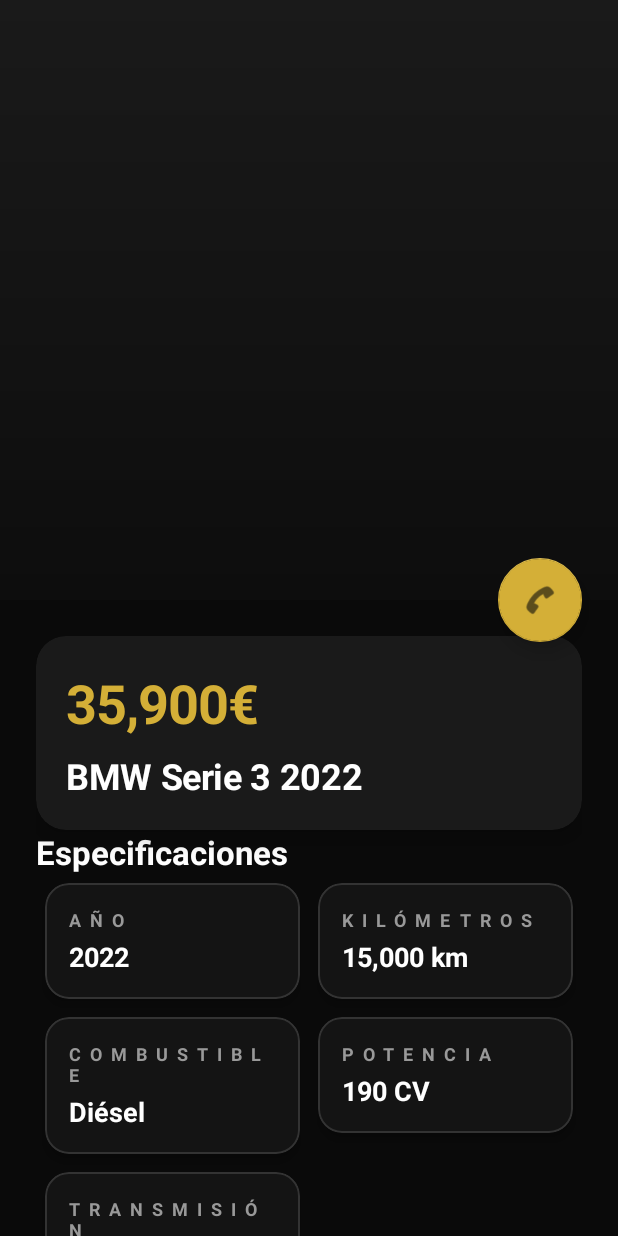
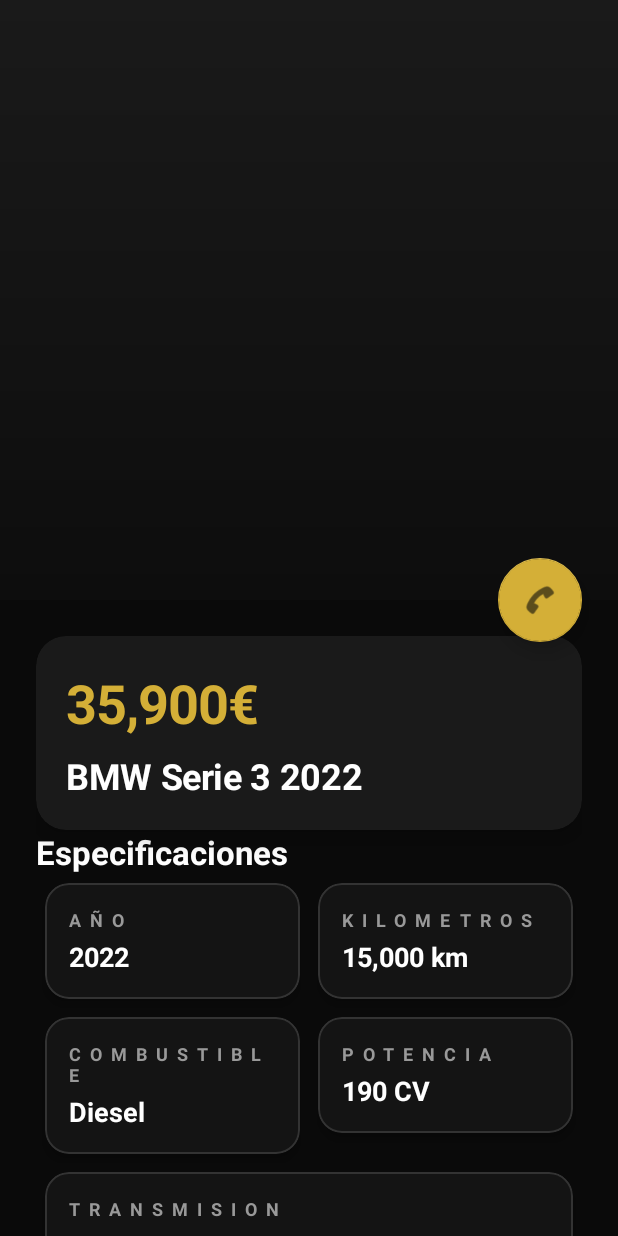
Before and after one commit to aalvaroo17/tfg-dangoauto, an Android app: the CarDetailActivity screen opened directly, with no data from a screen before it, on a phone screen of 412 x 824 dp. Run offline under Robolectric (Android 15) with nearby library versions, the phone set to English and light mode, and no system bars; pictures from the network do not load.

```diff
--- a/android-app/app/src/main/res/layout/activity_car_detail.xml
+++ b/android-app/app/src/main/res/layout/activity_car_detail.xml
@@ -107,12 +107,12 @@
 
             </com.google.android.material.card.MaterialCardView>
 
-            <!-- Especificaciones en Grid -->
+            <!-- Título de especificaciones -->
             <TextView
                 android:id="@+id/textViewSpecsTitle"
                 android:layout_width="wrap_content"
                 android:layout_height="wrap_content"
-                android:text="@string/especificaciones"
+                android:text="Especificaciones"
                 android:textSize="22sp"
                 android:textStyle="bold"
                 android:textColor="@color/text_primary"
@@ -120,25 +120,29 @@
                 app:layout_constraintTop_toBottomOf="@+id/cardPrice"
                 app:layout_constraintStart_toStartOf="parent" />
 
-            <androidx.gridlayout.widget.GridLayout
-                android:id="@+id/gridSpecs"
+            <!-- Especificaciones en dos columnas usando LinearLayout -->
+            <LinearLayout
+                android:id="@+id/layoutSpecs"
                 android:layout_width="0dp"
                 android:layout_height="wrap_content"
-                android:columnCount="2"
-                android:rowCount="3"
-                android:alignmentMode="alignMargins"
-                android:columnOrderPreserved="false"
-                android:useDefaultMargins="false"
+                android:orientation="vertical"
                 android:layout_marginBottom="24dp"
                 app:layout_constraintTop_toBottomOf="@+id/textViewSpecsTitle"
                 app:layout_constraintStart_toStartOf="parent"
                 app:layout_constraintEnd_toEndOf="parent">
 
+                <!-- Primera fila: Año y Kilómetros -->
+                <LinearLayout
+                    android:layout_width="match_parent"
+                    android:layout_height="wrap_content"
+                    android:orientation="horizontal"
+                    android:weightSum="2">
+
                     <!-- Año -->
                     <com.google.android.material.card.MaterialCardView
                         android:layout_width="0dp"
                         android:layout_height="wrap_content"
-                    android:layout_columnWeight="1"
+                        android:layout_weight="1"
                         android:layout_margin="6dp"
                         app:cardCornerRadius="16dp"
                         app:cardElevation="4dp"
@@ -180,7 +184,7 @@
                     <com.google.android.material.card.MaterialCardView
                         android:layout_width="0dp"
                         android:layout_height="wrap_content"
-                    android:layout_columnWeight="1"
+                        android:layout_weight="1"
                         android:layout_margin="6dp"
                         app:cardCornerRadius="16dp"
                         app:cardElevation="4dp"
@@ -197,7 +201,7 @@
                             <TextView
                                 android:layout_width="wrap_content"
                                 android:layout_height="wrap_content"
-                            android:text="Kilómetros"
+                                android:text="Kilometros"
                                 android:textSize="12sp"
                                 android:textColor="@color/text_hint"
                                 android:textStyle="bold"
@@ -218,11 +222,20 @@
 
                     </com.google.android.material.card.MaterialCardView>
 
+                </LinearLayout>
+
+                <!-- Segunda fila: Combustible y Potencia -->
+                <LinearLayout
+                    android:layout_width="match_parent"
+                    android:layout_height="wrap_content"
+                    android:orientation="horizontal"
+                    android:weightSum="2">
+
                     <!-- Combustible -->
                     <com.google.android.material.card.MaterialCardView
                         android:layout_width="0dp"
                         android:layout_height="wrap_content"
-                    android:layout_columnWeight="1"
+                        android:layout_weight="1"
                         android:layout_margin="6dp"
                         app:cardCornerRadius="16dp"
                         app:cardElevation="4dp"
@@ -250,7 +263,7 @@
                                 android:id="@+id/textViewFuel"
                                 android:layout_width="wrap_content"
                                 android:layout_height="wrap_content"
-                            android:text="Diésel"
+                                android:text="Diesel"
                                 android:textSize="18sp"
                                 android:textStyle="bold"
                                 android:textColor="@color/text_primary"
@@ -264,7 +277,7 @@
                     <com.google.android.material.card.MaterialCardView
                         android:layout_width="0dp"
                         android:layout_height="wrap_content"
-                    android:layout_columnWeight="1"
+                        android:layout_weight="1"
                         android:layout_margin="6dp"
                         app:cardCornerRadius="16dp"
                         app:cardElevation="4dp"
@@ -302,11 +315,19 @@
 
                     </com.google.android.material.card.MaterialCardView>
 
-                <!-- Transmisión -->
+                </LinearLayout>
+
+                <!-- Tercera fila: Transmisión (centrado) -->
+                <LinearLayout
+                    android:layout_width="match_parent"
+                    android:layout_height="wrap_content"
+                    android:orientation="horizontal"
+                    android:gravity="center">
+
                     <com.google.android.material.card.MaterialCardView
                         android:layout_width="0dp"
                         android:layout_height="wrap_content"
-                    android:layout_columnWeight="1"
+                        android:layout_weight="1"
                         android:layout_margin="6dp"
                         app:cardCornerRadius="16dp"
                         app:cardElevation="4dp"
@@ -323,7 +344,7 @@
                             <TextView
                                 android:layout_width="wrap_content"
                                 android:layout_height="wrap_content"
-                            android:text="Transmisión"
+                                android:text="Transmision"
                                 android:textSize="12sp"
                                 android:textColor="@color/text_hint"
                                 android:textStyle="bold"
@@ -334,7 +355,7 @@
                                 android:id="@+id/textViewTransmission"
                                 android:layout_width="wrap_content"
                                 android:layout_height="wrap_content"
-                            android:text="Automático"
+                                android:text="Automatico"
                                 android:textSize="18sp"
                                 android:textStyle="bold"
                                 android:textColor="@color/text_primary"
@@ -344,19 +365,21 @@
 
                     </com.google.android.material.card.MaterialCardView>
 
-            </androidx.gridlayout.widget.GridLayout>
+                </LinearLayout>
+
+            </LinearLayout>
 
             <!-- Descripción -->
             <TextView
                 android:id="@+id/textViewDescriptionTitle"
                 android:layout_width="wrap_content"
                 android:layout_height="wrap_content"
-                android:text="Descripción"
+                android:text="Descripcion"
                 android:textSize="22sp"
                 android:textStyle="bold"
                 android:textColor="@color/text_primary"
                 android:layout_marginBottom="16dp"
-                app:layout_constraintTop_toBottomOf="@+id/gridSpecs"
+                app:layout_constraintTop_toBottomOf="@+id/layoutSpecs"
                 app:layout_constraintStart_toStartOf="parent" />
 
             <com.google.android.material.card.MaterialCardView
@@ -376,7 +399,7 @@
                     android:id="@+id/textViewDescription"
                     android:layout_width="match_parent"
                     android:layout_height="wrap_content"
-                    android:text="Sedán premium con excelente rendimiento y tecnología avanzada."
+                    android:text="Sedan premium con excelente rendimiento y tecnologia avanzada."
                     android:textSize="16sp"
                     android:textColor="@color/text_secondary"
                     android:lineSpacingExtra="6dp"
@@ -389,7 +412,7 @@
                 android:id="@+id/textViewFeaturesTitle"
                 android:layout_width="wrap_content"
                 android:layout_height="wrap_content"
-                android:text="@string/caracteristicas"
+                android:text="Caracteristicas"
                 android:textSize="22sp"
                 android:textStyle="bold"
                 android:textColor="@color/text_primary"
@@ -411,23 +434,15 @@
                 app:layout_constraintEnd_toEndOf="parent"
                 app:layout_constraintBottom_toBottomOf="parent">
 
-                <LinearLayout
-                    android:id="@+id/linearLayoutFeatures"
-                    android:layout_width="match_parent"
-                    android:layout_height="wrap_content"
-                    android:orientation="vertical"
-                    android:padding="20dp">
-
                 <TextView
                     android:id="@+id/textViewFeatures"
                     android:layout_width="match_parent"
                     android:layout_height="wrap_content"
-                        android:text="• GPS\n• Asientos de cuero\n• Climatizador automático"
+                    android:text="GPS\nAsientos de cuero\nClimatizador automatico"
                     android:textSize="16sp"
                     android:textColor="@color/text_secondary"
-                        android:lineSpacingExtra="8dp" />
-
-                </LinearLayout>
+                    android:lineSpacingExtra="8dp"
+                    android:padding="20dp" />
 
             </com.google.android.material.card.MaterialCardView>
 
```
Lines whose indentation alone changed are shown as unchanged.
